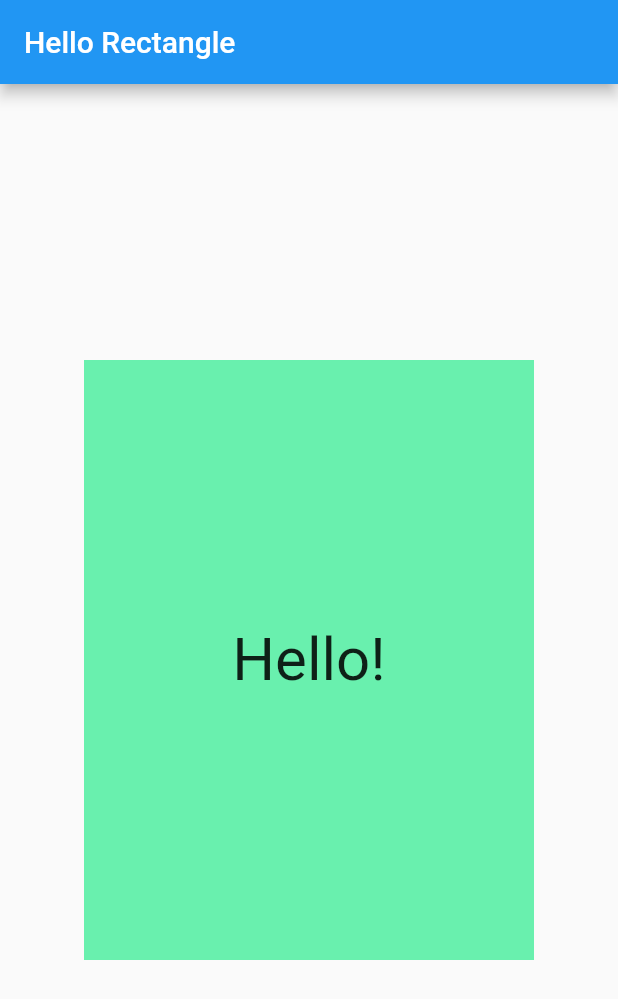
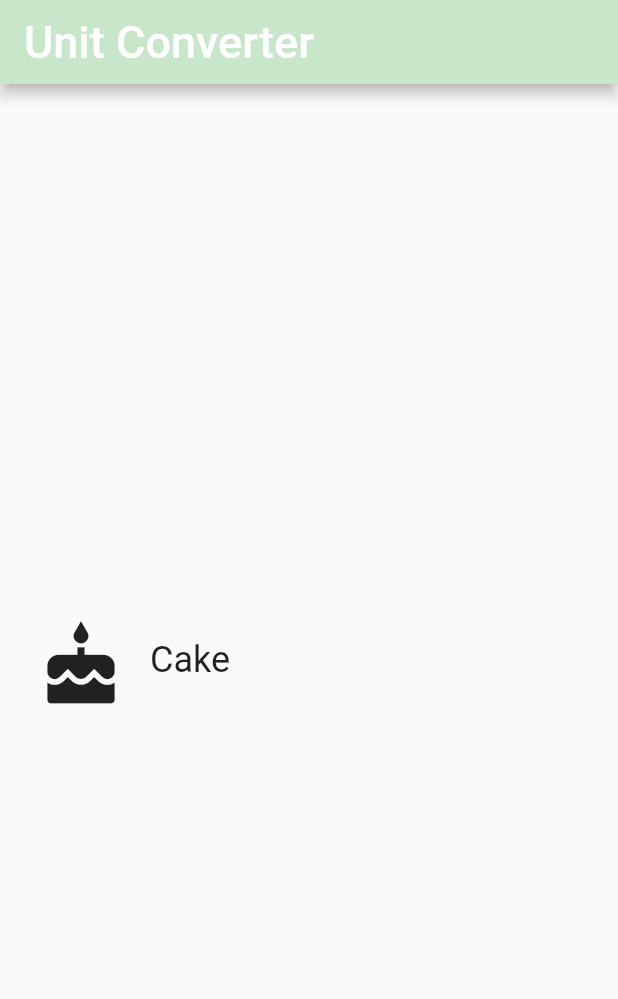
Before and after one commit to Komeomodo/unit_converter_app, a Flutter app: the screen it shows after launch, on a phone screen of 412 x 824 dp. Shown: the top 999 px of the screen. Run offline on Flutter 3.47's test engine with Material 2 defaults, Android fonts, the phone set to English and light mode, and no system bars.

Commit message:
updated commit

```diff
--- /dev/null
+++ b/lib/category.dart
@@ -0,0 +1,78 @@
+
+import 'package:flutter/material.dart';
+// @required is defined in the meta.dart package
+import 'package:meta/meta.dart';
+
+//an underscore to indicate that these variables are private.
+final _rowHeight = 100.0;
+final _borderRadius = BorderRadius.circular(_rowHeight / 2);
+
+// A custom [Category] widget.
+//The widget is composed on an [Icon] and [Text]. Tapping on the widget shows
+//a colored [InkWell] animation.
+class Category extends StatelessWidget {
+  final String name;
+  final ColorSwatch color;
+  final IconData iconLocation;
+
+  /// Creates a [Category].
+  // A [Category] saves the name of the Category (e.g. 'Length'), its color for
+  //the UI, and the icon that represents it.
+  // While the @required checks for whether a named parameter is passed in,
+  // it doesn't check whether the object passed in is null. We check that
+  // in the assert statement.
+  const Category({
+    Key key,
+    @required this.name,
+    @required this.color,
+    @required this.iconLocation,
+  })  : assert(name != null),
+        assert(color != null),
+        assert(iconLocation != null),
+        super(key: key);
+
+  // Builds a custom widget that shows [Category] information.
+  // This information includes the icon, name, and color for the [Category].
+  @override
+  // This `context` parameter describes the location of this widget in the
+  // widget tree. It can be used for obtaining Theme data from the nearest
+  // Theme ancestor in the tree.
+  Widget build(BuildContext context) {
+    return Material(
+      color: Colors.transparent,
+      child: Container(
+        height: _rowHeight,
+        child: InkWell(
+          borderRadius: _borderRadius,
+          highlightColor: color,
+          splashColor: color,
+          onTap: () {
+            print('I was tapped!');
+          },
+          child: Padding(
+            padding: EdgeInsets.all(8.0),
+            child: Row(
+              crossAxisAlignment: CrossAxisAlignment.stretch,
+              children: [
+                Padding(
+                  padding: EdgeInsets.all(16.0),
+                  child: Icon(
+                    iconLocation,
+                    size: 60.0,
+                  ),
+                ),
+                Center(
+                  child: Text(
+                    name,
+                    textAlign: TextAlign.center,
+                    style: Theme.of(context).textTheme.headline5,
+                  ),
+                ),
+              ],
+            ),
+          ),
+        ),
+      ),
+    );
+  }
+}
--- a/lib/main.dart
+++ b/lib/main.dart
@@ -1,34 +1,34 @@
 import 'package:flutter/material.dart';
+import 'package:unit_converter_app/category.dart';
 
+const _categoryName = 'Cake';
+const _categoryIcon = Icons.cake;
+const _categoryColor = Colors.green;
+void main() {
+  runApp(UnitConverterApp());
+}
 
-void main() {
-  runApp(
-    MaterialApp(
+class UnitConverterApp extends StatelessWidget {
+  @override
+  Widget build(BuildContext context) {
+    return MaterialApp(
       debugShowCheckedModeBanner: false,
-      title: 'Hello Rectangle',
+      title: 'Unit Converter',
       home: Scaffold(
         appBar: AppBar(
-          title: Text('Hello Rectangle'),
+          title: Text(
+            'Unit Converter',
+            style: TextStyle(
+              fontSize: 30.0,
+            ),
+          ),
+          backgroundColor: Colors.green[100],
         ),
-        body: HelloRectangle(),
-      ),
-    ),
-  );
-}
-
-class HelloRectangle extends StatelessWidget {
-  @override
-  Widget build(BuildContext context) {
-    return Center(
-      child: Container(
-        color: Colors.greenAccent,
-        height: 400.0,
-        width: 300.0,
-        child: Center(
-          child: Text(
-            'Hello!',
-            style: TextStyle(fontSize: 40.0),
-            textAlign: TextAlign.center,
+        body: Center(
+          child: Category(
+            name: _categoryName,
+            color: _categoryColor,
+            iconLocation: _categoryIcon,
           ),
         ),
       ),
```
